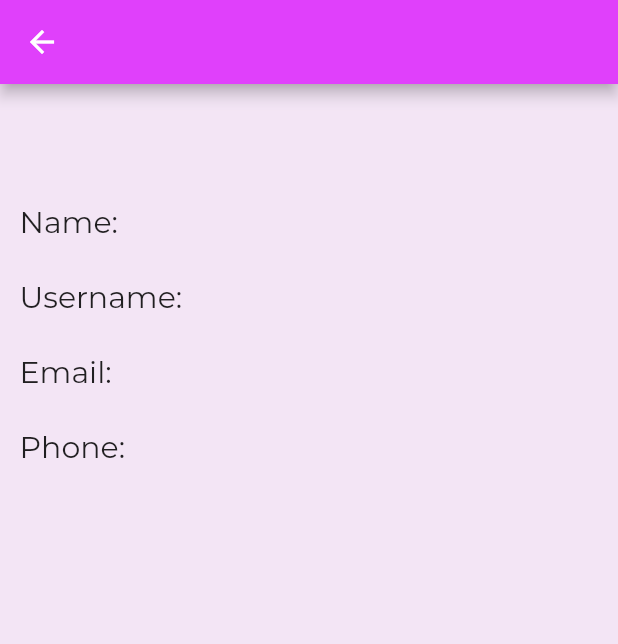
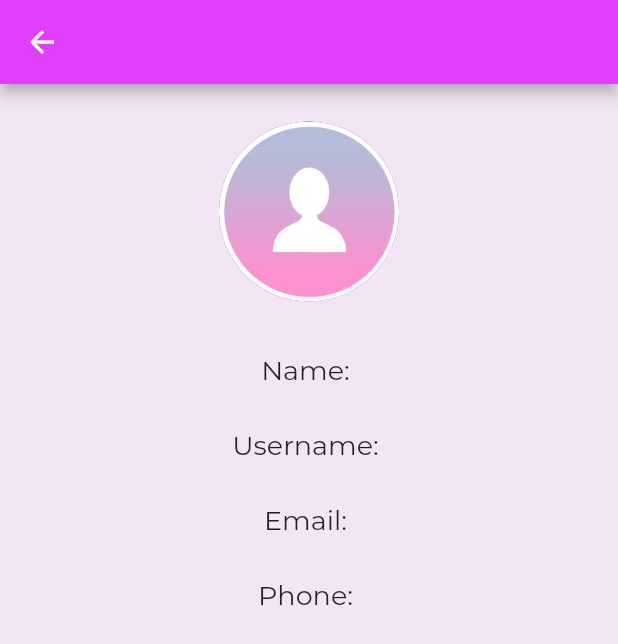
Before and after one commit to TobiAdeniji94/Flutter_UserList_Task, a Flutter app: the DetailPage screen opened directly with empty values, on a phone screen of 412 x 824 dp. Shown: the top 644 px of the screen. Run offline on Flutter 3.47's test engine with Material 2 defaults, Android fonts, the phone set to English and light mode, and no system bars; network calls fail; project files that could hold a hidden picture were left out.

Commit message:
Third Flutter App

```diff
--- a/lib/main.dart
+++ b/lib/main.dart
@@ -144,46 +144,58 @@ class DetailPage extends StatelessWidget {
           Container(
             child: Stack(
               children: <Widget>[
-
                 Container(
-                  padding: EdgeInsets.fromLTRB(13.0, 80.0, 0.0, 0.0),
+                  alignment: Alignment.center,
+                  padding: EdgeInsets.only(top: 180.0),
                   child: Text(
                     'Name: ' + user.name,
                     style: TextStyle(
-                      fontSize: 20.0,
+                      fontSize: 18.0,
                       fontFamily: 'Montserrat'
                     ),
                   ),
                 ),
                 Container(
-                  padding: EdgeInsets.fromLTRB(13.0, 130.0, 0.0, 0.0),
+                  alignment: Alignment.center,
+                  padding: EdgeInsets.only(top: 230.0),
                   child: Text(
                     'Username: ' + user.username,
                     style: TextStyle(
-                      fontSize: 20.0,
+                      fontSize: 18.0,
                       fontFamily: 'Montserrat'
                     ),
                   ),
                 ),
                 Container(
-                  padding: EdgeInsets.fromLTRB(13.0, 180.0, 0.0, 0.0),
+                  alignment: Alignment.center,
+                  padding: EdgeInsets.only(top: 280.0),
                   child:
                   Text(
                     'Email: ' + user.email,
                     style: TextStyle(
-                      fontSize: 20.0,
+                      fontSize: 18.0,
                       fontFamily: 'Montserrat'
                     ),
                   ),
                 ),
                 Container(
-                  padding: EdgeInsets.fromLTRB(13.0, 230.0, 0.0, 0.0),
+                  alignment: Alignment.center,
+                  padding: EdgeInsets.only(top: 330.0),
                   child: Text(
                     'Phone: ' + user.phone,
                     style: TextStyle(
-                      fontSize: 20.0,
+                      fontSize: 18.0,
                       fontFamily: 'Montserrat'
                     ),
+                  ),
+                ),
+                Container(
+                  alignment: Alignment.center,
+                  padding: EdgeInsets.only(top: 25.0),
+                  child: CircleAvatar(
+                    backgroundImage: AssetImage('assets/clipart_.png'),
+                    backgroundColor: Colors.purple,
+                    radius: 60.0,
                   ),
                 ),
               ],
```
